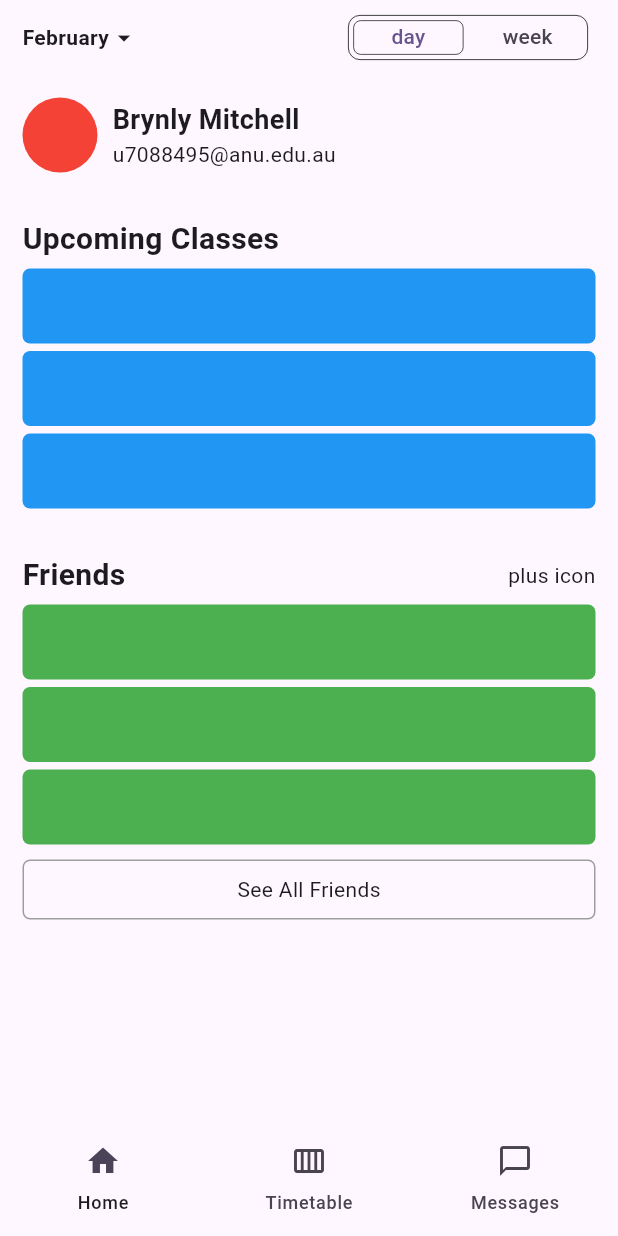
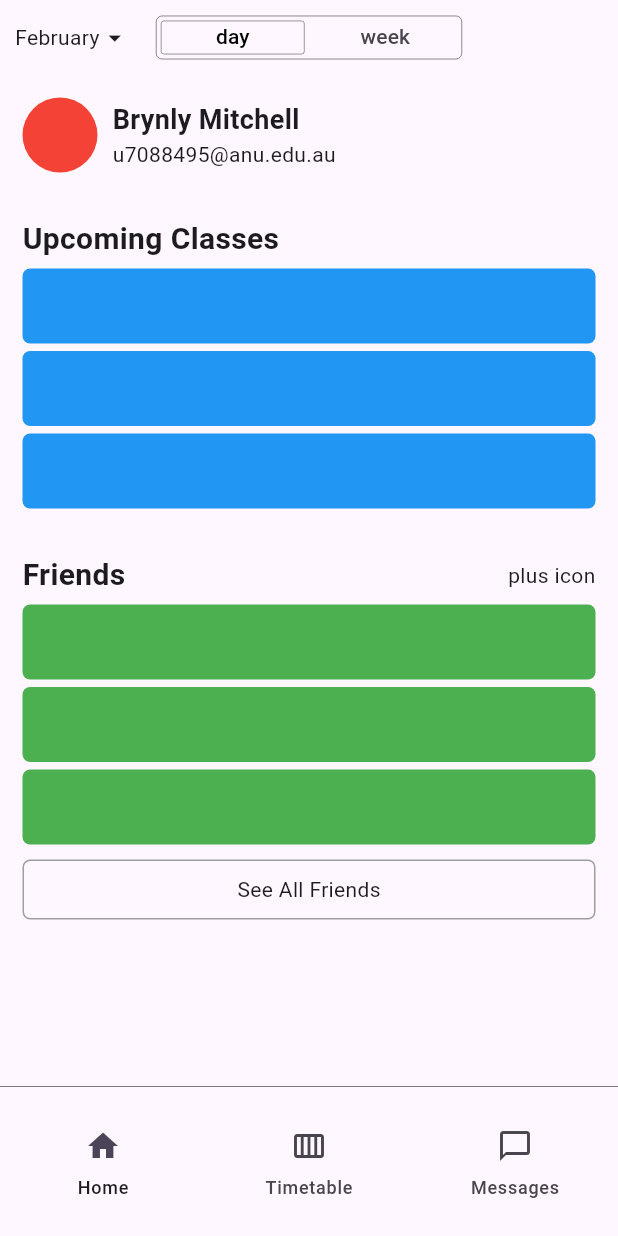
Before and after one commit to BrynMtchll/anu_timetable, a Flutter app: the screen it shows after launch, on a phone screen of 412 x 824 dp. Run offline on Flutter 3.47's test engine with Material 3 defaults, Android fonts, the phone set to English and light mode, and no system bars; our stand-ins replace calendar_date_picker2, calendar_view; missing offline and left inert: linked_scroll_controller.

Commit message:
small fixes of live time indicator, refactors

```diff
--- a/lib/app.dart
+++ b/lib/app.dart
@@ -1,4 +1,5 @@
 import 'package:anu_timetable/model/current_datetime_notifiers.dart';
+import 'package:anu_timetable/widgets/bottom_navigation_bar.dart';
 import 'package:flutter/material.dart';
 import 'package:anu_timetable/pages/home.dart';
 import 'package:anu_timetable/pages/timetable_page.dart';
@@ -109,36 +110,14 @@ class _AppState extends State<App> with SingleTickerProviderStateMixin{
         ),
         home: Scaffold(
           appBar: MyAppBar(),
-          bottomNavigationBar: NavigationBar(
-            elevation: 0,
-            backgroundColor: ColorScheme.fromSeed(seedColor: Colors.deepPurple).surface,
-            selectedIndex: currentPageIndex,
-            indicatorColor: Colors.transparent,
-            labelBehavior: NavigationDestinationLabelBehavior.alwaysShow,
-            onDestinationSelected: (int index) {
+          bottomNavigationBar: MyBottomNavigationBar(
+            currentPageIndex: currentPageIndex,
+            onPageChanged: (int index) {
               setState(() {
                 currentPageIndex = index;
               });
-            },
-            destinations: const <Widget>[
-              NavigationDestination(
-                icon: Icon(Icons.home_outlined),
-                selectedIcon: Icon(Icons.home),
-                label: 'Home'
-              ),
-              NavigationDestination(
-                icon: Icon(
-                  Icons.calendar_view_week_outlined,
-                ),
-                selectedIcon: Icon(Icons.calendar_view_week),
-                label: 'Timetable'
-              ),
-              NavigationDestination(
-                icon: Icon(Icons.chat_bubble_outline),
-                selectedIcon: Icon(Icons.chat_bubble),
-                label: 'Messages'
-              ),
-          ]),
+            }
+          ),
           body: <Widget>[
             const HomePage(),
              TimetablePage(),
--- a/lib/model/timetable_model.dart
+++ b/lib/model/timetable_model.dart
@@ -94,6 +94,19 @@ class TimetableModel extends ChangeNotifier {
    return weekOfDay(activeDay);
   }
 
+  /// Returns true if the active day is the current day
+  bool dayIsCurrent(int page, CurrentDay currentDay) =>
+    day(page.toDouble()) == currentDay.value;
+
+      /// Returns true if the active day is the current day
+  bool weekIsCurrent(int page, CurrentDay currentDay) =>
+    week(page.toDouble()) == TimetableModel.weekOfDay(currentDay.value);
+
+
+  /// Returns true if the active week contains the current day
+  bool activeWeekIsCurrent(CurrentDay currentDay) =>
+    activeWeek() == TimetableModel.weekOfDay(currentDay.value);
+
   /// Returns the day corrosponding to [dayViewPageController.page].
   /// [WeekBar] requires [activeDay] before [DayViewPageController] is attached
   /// to the [PageView] of [DayView].
@@ -112,7 +125,7 @@ class TimetableModel extends ChangeNotifier {
   /// Returns the day of the weekday for the given week.
   ///
   /// 'Date' is suffixed to the function name to avoid ambiguity with the
-  /// naming of weekday for the index, which follows [DateTime.weekday]
+  /// naming [DateTime.weekday] to represent the weekday index.
   DateTime weekdayDate(double weekBarPage, int weekday) =>
     week(weekBarPage).add(Duration(days: weekday - 1));
 
@@ -120,11 +133,16 @@ class TimetableModel extends ChangeNotifier {
   /// Updates the [dayViewPageController.page], i.e. the active day,
   /// to the week given, maintaining the same weekday.
   void changeDayViewPage() {
-    DateTime newActiveDay = weekdayDate(weekBarPageController.page!, activeDay.weekday);
-    if (activeDay != newActiveDay) {
-      _persistedActiveDay = newActiveDay;
-      animateDirectToDayViewPage(newActiveDay);
+
+    // day view page will fall out of sync if it has no clients at time of call
+    if (dayViewPageController.hasClients) {
+      DateTime newActiveDay = weekdayDate(weekBarPageController.page!, activeDay.weekday);
+      if (activeDay != newActiveDay) {
+        _persistedActiveDay = newActiveDay;
+        animateDirectToDayViewPage(newActiveDay);
+      }
     }
+
   }
 
   /// Animates the [weekViewPageController.page] to the same page as
@@ -155,7 +173,6 @@ class TimetableModel extends ChangeNotifier {
     } else {
       newWeekBarPage = weekViewPageController.page!.round();
     }
-    print(weekBarPageController.page!);
     int activeWeekBarPage = weekBarPageController.page!.round();
     if (newWeekBarPage != activeWeekBarPage) {
       weekBarPageController.animateToPage(
@@ -238,7 +255,7 @@ class TimetableModel extends ChangeNotifier {
   /// Handler for the onPageChanged event of the [WeekBar]'s [PageView].
   void handleWeekBarPageChanged() {
     changeDayViewPage();
-    // changeWeekViewPage();
+    changeWeekViewPage();
     notifyListeners();
   }
 
--- a/lib/pages/timetable_page.dart
+++ b/lib/pages/timetable_page.dart
@@ -3,9 +3,8 @@ import 'package:flutter/material.dart';
 import 'package:anu_timetable/widgets/day_view.dart';
 import 'package:anu_timetable/widgets/week_view.dart';
 import 'package:anu_timetable/widgets/week_bar.dart';
-import 'package:anu_timetable/model/timetable_layout.dart';
+import 'package:anu_timetable/util/timetable_layout.dart';
 import 'package:provider/provider.dart';
-
 
 class TimetablePage extends StatefulWidget {
 
@@ -42,6 +41,7 @@ class _TimetablePageState extends State<TimetablePage> {
                   ),
                   child: TabBarView(
                     controller: tabController,
+                    physics: NeverScrollableScrollPhysics(),
                     children: [
                       DayView(),
                       WeekView(),
--- a/lib/widgets/app_bar.dart
+++ b/lib/widgets/app_bar.dart
@@ -11,13 +11,16 @@ class MyAppBar extends StatelessWidget implements PreferredSizeWidget{
   @override
   Widget build(BuildContext context) {
     return AppBar(
-      leadingWidth: 120,
-      leading: Align(
+      leadingWidth: 104,
+      leading: Container(
         alignment: Alignment.centerLeft,
         child: _PickerButton(),
       ),
+      titleSpacing: 0,
+      centerTitle: true,
+      title: MyTabBar(),
       actions: [
-        MyTabBar()
+        SizedBox(width: 104),
       ],
     );
   }
@@ -104,7 +107,7 @@ class _PickerButton extends StatelessWidget {
         GestureDetector(
           onTap: () => _onPressed(context, currentDay, timetableModel),
           child: Padding(
-            padding: EdgeInsets.symmetric(horizontal: 15, vertical: 7),
+            padding: EdgeInsets.symmetric(horizontal: 10, vertical: 7),
             child: Row(
               children: [
                 _PickerButtonText(),
@@ -129,7 +132,7 @@ class _PickerButtonText extends StatelessWidget {
     return Consumer<TimetableModel>(
       builder: (context, timetableModel, child) => Text(
         style: TextStyle(
-          fontWeight: FontWeight.w600,
+          fontWeight: FontWeight.w400,
           fontSize: 14,
         ),
         TimetableModel.monthString(timetableModel.weekOfActiveDay.month)
--- a/lib/widgets/bottom_navigation_bar.dart
+++ b/lib/widgets/bottom_navigation_bar.dart
@@ -0,0 +1,54 @@
+import 'package:flutter/material.dart';
+
+class MyBottomNavigationBar extends StatelessWidget {
+  final int currentPageIndex;
+  final void Function(int) onPageChanged;
+  const MyBottomNavigationBar({
+    super.key,
+    required this.currentPageIndex,
+    required this.onPageChanged
+  });
+
+  @override
+  Widget build(BuildContext context) {
+    ColorScheme colorScheme = Theme.of(context).colorScheme;
+    return Container(
+      height: 100,
+      decoration: BoxDecoration(
+        border: Border(
+          top: BorderSide(
+            width: 0.5,
+            color: colorScheme.onSurface
+          )
+        )
+      ),
+      child: NavigationBar(
+        elevation: 0,
+        backgroundColor: colorScheme.surface,
+        selectedIndex: currentPageIndex,
+        indicatorColor: Colors.transparent,
+        labelBehavior: NavigationDestinationLabelBehavior.alwaysShow,
+        onDestinationSelected: onPageChanged,
+        destinations: const <Widget>[
+          NavigationDestination(
+            icon: Icon(Icons.home_outlined),
+            selectedIcon: Icon(Icons.home),
+            label: 'Home'
+          ),
+          NavigationDestination(
+            icon: Icon(
+              Icons.calendar_view_week_outlined,
+            ),
+            selectedIcon: Icon(Icons.calendar_view_week),
+            label: 'Timetable'
+          ),
+          NavigationDestination(
+            icon: Icon(Icons.chat_bubble_outline),
+            selectedIcon: Icon(Icons.chat_bubble),
+            label: 'Messages'
+          ),
+        ]
+      )
+    );
+  }
+}
--- a/lib/widgets/day_lines.dart
+++ b/lib/widgets/day_lines.dart
@@ -1,7 +1,7 @@
 import 'package:flutter/material.dart';
 import 'package:provider/provider.dart';
 import 'package:anu_timetable/model/current_datetime_notifiers.dart';
-import 'package:anu_timetable/widgets/paints.dart';
+import 'package:anu_timetable/util/paints.dart';
 
 class DayLines extends StatelessWidget {
   final Size size;
--- a/lib/widgets/tab_bar.dart
+++ b/lib/widgets/tab_bar.dart
@@ -1,5 +1,5 @@
 import 'package:flutter/material.dart';
-import 'package:anu_timetable/model/timetable_layout.dart';
+import 'package:anu_timetable/util/timetable_layout.dart';
 import 'package:provider/provider.dart';
 
 class MyTabBar extends StatelessWidget {
@@ -9,28 +9,31 @@ class MyTabBar extends StatelessWidget {
   Widget build(BuildContext context) {
     ColorScheme colorScheme = Theme.of(context).colorScheme;
 
-    return Consumer<TabController>(
-      builder: (context, tabController, child) =>
+    return Container(
+      // color: Colors.red,
+      alignment: Alignment.center,
+      child:
         SizedBox(
           height: TimetableLayout.tabBarHeight,
-          width: 200,
+          width: 250,
           child: Container(
             decoration: BoxDecoration(
-              // color: Theme.of(context).colorScheme.surfaceContainerHigh,
-              borderRadius: BorderRadius.circular(8),
-              border: Border.all(width: 0.5),
+              borderRadius: BorderRadius.circular(4),
+              border: Border.all(width: 0.3),
             ),
-            margin: EdgeInsets.symmetric(horizontal: 20, vertical: 7.5),
-            child: TabBar(
+            margin: EdgeInsets.symmetric(horizontal: 0, vertical: 8),
+            child: Consumer<TabController>(
+              builder: (context, tabController, child) =>
+              TabBar(
                 splashFactory: NoSplash.splashFactory,
                 dividerHeight: 0,
-              // labelColor: Theme.of(context).colorScheme.onInverseSurface,
                 indicatorSize: TabBarIndicatorSize.tab,
+                labelColor: Colors.black,
                 indicatorPadding: EdgeInsets.symmetric(horizontal: 3, vertical: 3),
                 indicator: BoxDecoration(
-                color: colorScheme.surface,
-                borderRadius: BorderRadius.circular(5),
-                border: Border.all(color: colorScheme.onSurface, width: 0.5)
+                  // color: const Color.fromARGB(58, 147, 148, 149),
+                  borderRadius: BorderRadius.circular(2),
+                  border: Border.all(color: colorScheme.onSurface, width: 0.3)
                 ),
                 controller: tabController,
                 tabs: [
@@ -39,7 +42,7 @@ class MyTabBar extends StatelessWidget {
                 ],
               ),
           )
-        )
+        ))
     );
   }
 }
```
Also changed, not shown: lib/util/clippers.dart (added, +15 -0 lines), lib/util/paints.dart (renamed from lib/widgets/paints.dart, +8 -1 lines), lib/widgets/day_view.dart (+9 -5 lines), lib/widgets/hour_lines.dart (+7 -3 lines), lib/widgets/live_time_indicator.dart (+100 -27 lines), lib/widgets/week_bar.dart (+40 -21 lines), lib/widgets/week_view.dart (+61 -33 lines), lib/util/extensions.dart (renamed from lib/extensions.dart), lib/util/timetable_layout.dart (renamed from lib/model/timetable_layout.dart). Lines whose indentation alone changed are shown as unchanged.
